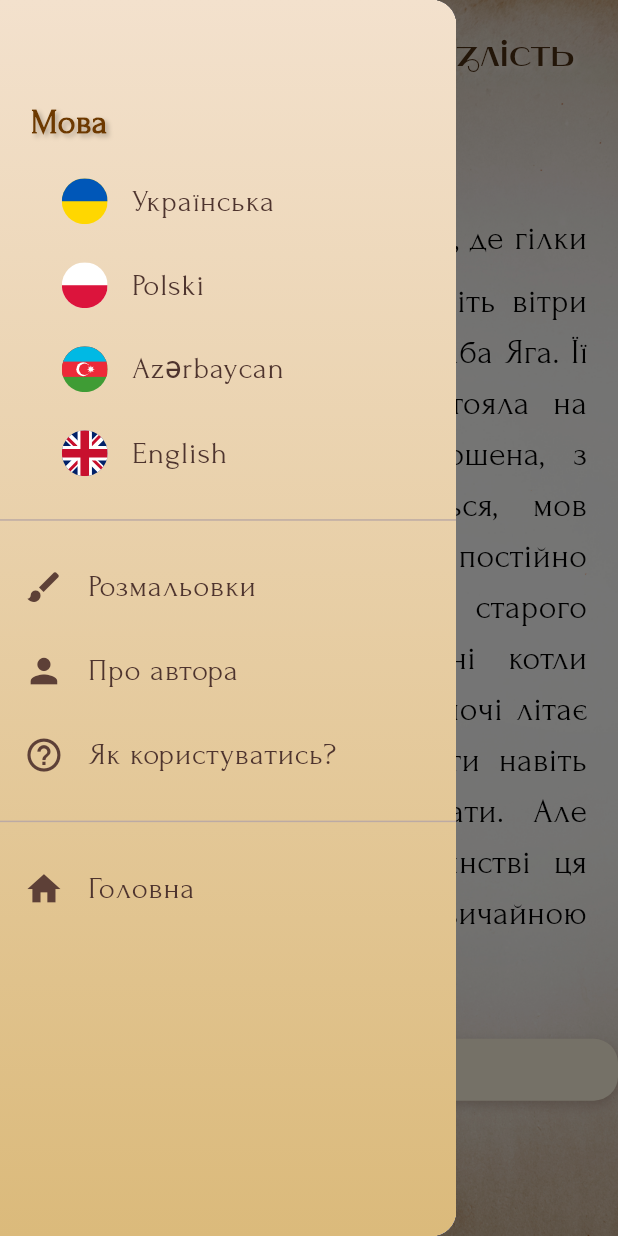
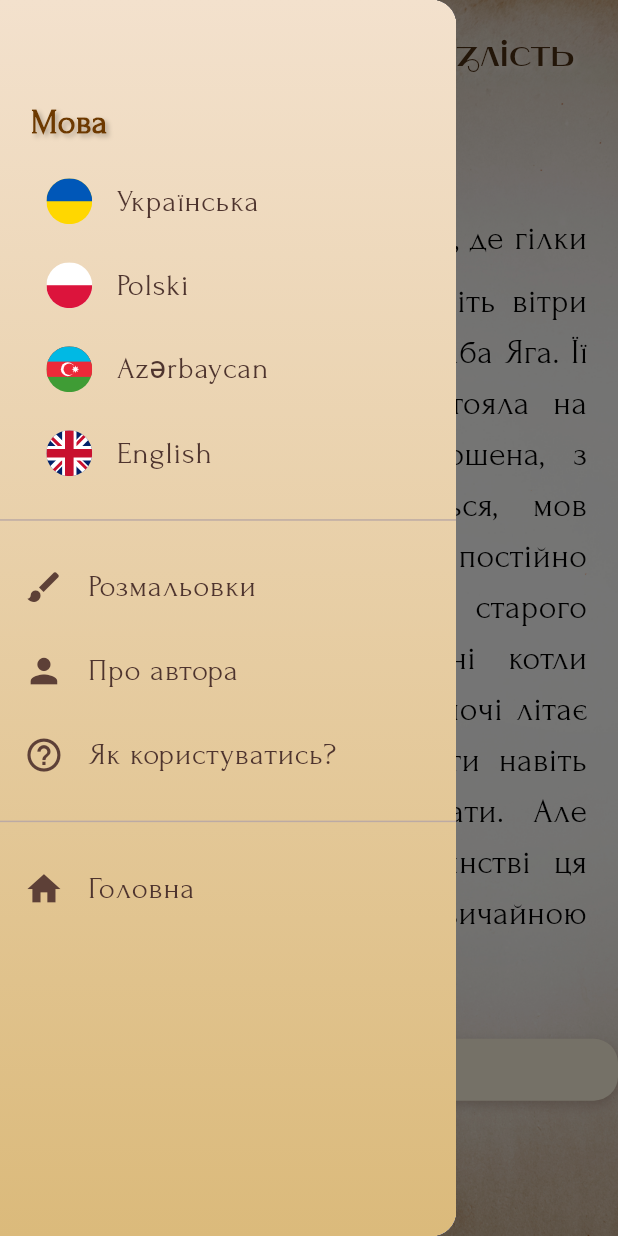
Before and after one commit to SergiyKlymenko/yaga_storybook_app, a Flutter app: the BookPageScreen screen opened directly, with the side drawer open, on a phone screen of 412 x 824 dp. Run offline on Flutter 3.47's test engine with Material 3 defaults, Android fonts, the phone set to English and light mode, and no system bars; our stand-ins replace flutter_dotenv, flutter_svg, just_audio, lucide_icons; missing offline and left inert: dart:ffi; generated files the repository leaves out were written again.

Commit message:
lang padding

```diff
--- a/lib/widgets/storybook_drawer.dart
+++ b/lib/widgets/storybook_drawer.dart
@@ -113,8 +113,7 @@ class StorybookDrawer extends StatelessWidget {
     double horizontalPadding,
   ) {
     return ListTile(
-      contentPadding: EdgeInsets.only(
-          left: horizontalPadding * 2, right: horizontalPadding),
+      contentPadding: EdgeInsets.only(left: horizontalPadding * 1.5, right: 0),
       leading: ClipOval(
         child: SvgPicture.asset(
           flagAsset,
```
